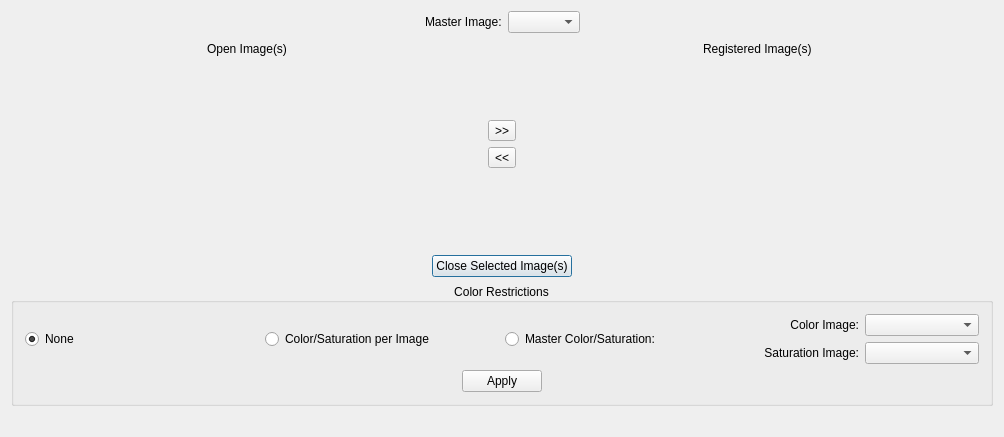
This is code/display/QtViewer/ImageManager/ImageManagerDialog.ui in radio-astro/casa as Qt 5 draws it before an edit. The edited form follows.
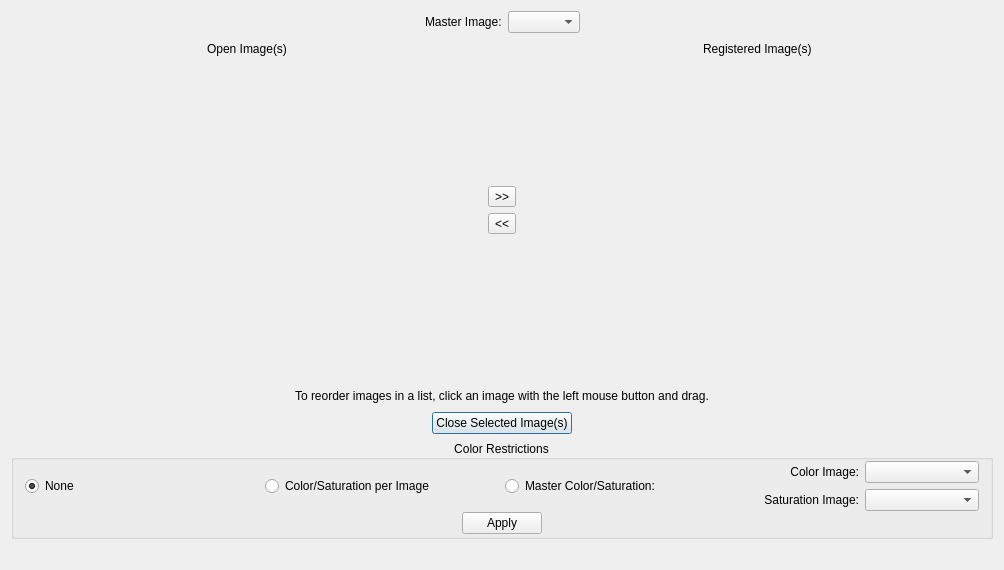
This is the edited form.

Commit message: New Development: No             JIRA Issue: Yes/No CAS-5175, CAS-4081         Ready for Test: Yes      Interface Changes: Yes What Interface Changed: Interface changes to support image manager.          Test Programs: List test programs   Put in Release Notes: No              Module(s): Module Names change impacts.            Description: Viewer Work 1.	Fix of viewer crash 2.	Removed v=0 from profiler search 3.	Improvements to image manager.

Diff of the .ui file:
```diff
--- a/code/display/QtViewer/ImageManager/ImageManagerDialog.ui
+++ b/code/display/QtViewer/ImageManager/ImageManagerDialog.ui
@@ -7,7 +7,7 @@
     <x>0</x>
     <y>0</y>
     <width>1004</width>
-    <height>437</height>
+    <height>570</height>
    </rect>
   </property>
   <property name="windowTitle">
@@ -214,6 +214,43 @@
      </item>
     </layout>
    </item>
+   <item>
+    <layout class="QHBoxLayout" name="horizontalLayout_11">
+     <item>
+      <spacer name="horizontalSpacer_12">
+       <property name="orientation">
+        <enum>Qt::Horizontal</enum>
+       </property>
+       <property name="sizeHint" stdset="0">
+        <size>
+         <width>40</width>
+         <height>20</height>
+        </size>
+       </property>
+      </spacer>
+     </item>
+     <item>
+      <widget class="QLabel" name="label_6">
+       <property name="text">
+        <string>To reorder images in a list, click an image with the left mouse button and drag.</string>
+       </property>
+      </widget>
+     </item>
+     <item>
+      <spacer name="horizontalSpacer_13">
+       <property name="orientation">
+        <enum>Qt::Horizontal</enum>
+       </property>
+       <property name="sizeHint" stdset="0">
+        <size>
+         <width>40</width>
+         <height>20</height>
+        </size>
+       </property>
+      </spacer>
+     </item>
+    </layout>
+   </item>
    <item>
     <layout class="QHBoxLayout" name="horizontalLayout_3">
      <item>
@@ -263,6 +300,15 @@
       <set>Qt::AlignCenter</set>
      </property>
      <layout class="QVBoxLayout" name="verticalLayout_5">
+      <property name="spacing">
+       <number>1</number>
+      </property>
+      <property name="topMargin">
+       <number>1</number>
+      </property>
+      <property name="bottomMargin">
+       <number>2</number>
+      </property>
       <item>
        <layout class="QHBoxLayout" name="horizontalLayout_7">
         <item>
```
Left out of the diff: 26 changed lines with no effect on the pictures. The commit also changes 35 other files.
